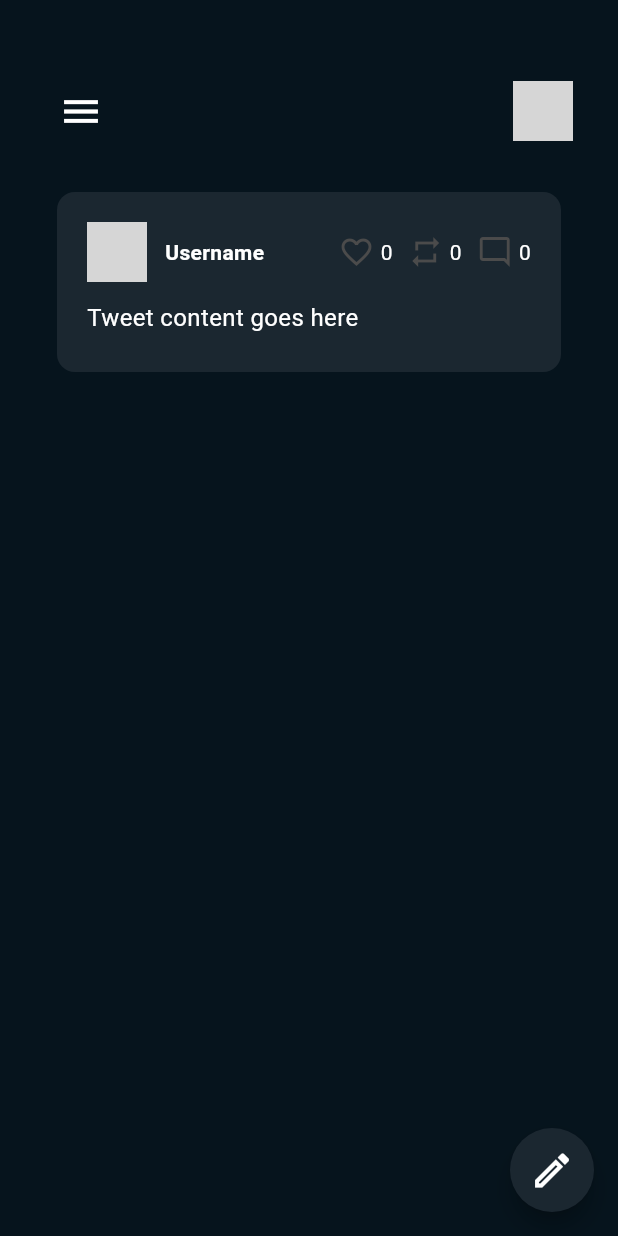
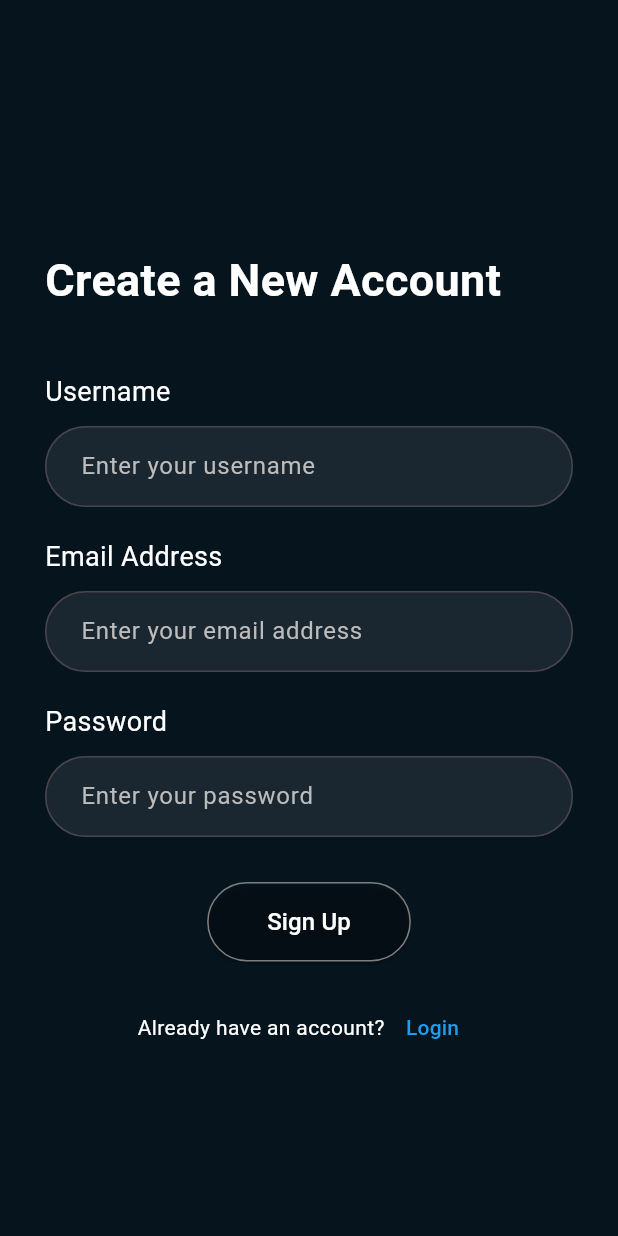
Before and after one commit to Antara-Paul04/Twitter-Clone, a Flutter app: the screen it shows after launch, on a phone screen of 412 x 824 dp. Run offline on Flutter 3.47's test engine with Material 3 defaults, Android fonts, the phone set to English and light mode, and no system bars; grey boxes are pictures that could not be loaded.

Commit message:
Login and signup page ui

```diff
--- a/twitter_clone/lib/main.dart
+++ b/twitter_clone/lib/main.dart
@@ -1,6 +1,8 @@
 import 'package:flutter/material.dart';
 import 'package:twitter_clone/pages/homepage.dart';
 import 'package:twitter_clone/pages/profilepage.dart';
+import 'package:twitter_clone/pages/loginpage.dart';
+import 'package:twitter_clone/pages/signuppage.dart';
 
 void main() {
   runApp(MyApp());
@@ -11,7 +13,7 @@ class MyApp extends StatelessWidget {
   Widget build(BuildContext context) {
     return MaterialApp(
       routes: {
-        '/': (context) => Homepage(),
+        '/': (context) => Signup(),
       },
     );
   }
--- /dev/null
+++ b/twitter_clone/lib/pages/signuppage.dart
@@ -0,0 +1,106 @@
+import 'package:flutter/material.dart';
+
+class Signup extends StatelessWidget {
+  @override
+  Widget build(BuildContext context) {
+    return Scaffold(
+      backgroundColor: Color(0xFF06141D),
+      appBar: AppBar(
+        backgroundColor: Colors.transparent,
+        toolbarHeight: 50,
+      ),
+      body: Padding(
+        padding: const EdgeInsets.all(30.0),
+        child: Column(
+          crossAxisAlignment: CrossAxisAlignment.start,
+          mainAxisAlignment: MainAxisAlignment.center,
+          children: [
+            Text(
+              'Create a New Account',
+              style: TextStyle(fontWeight: FontWeight.bold, color: Colors.white, fontSize: 30),
+            ),
+            SizedBox(height: 40),
+            Text('Username', style: TextStyle(color: Colors.white, fontSize: 18)),
+            SizedBox(height: 10),
+            TextField(
+              decoration: InputDecoration(
+                hintText: 'Enter your username',
+                hintStyle: TextStyle(color: const Color.fromARGB(255, 188, 188, 188)),
+                filled: true,
+                fillColor: Color(0xFF1B2730),
+                border: OutlineInputBorder(
+                  borderRadius: BorderRadius.circular(30.0),
+                ),
+                contentPadding: EdgeInsets.symmetric(vertical: 15.0, horizontal: 20.0),
+              ),
+            ),
+            SizedBox(height: 20),
+            Text('Email Address', style: TextStyle(color: Colors.white, fontSize: 18)),
+            SizedBox(height: 10),
+            TextField(
+              decoration: InputDecoration(
+                hintText: 'Enter your email address',
+                hintStyle: TextStyle(color: const Color.fromARGB(255, 188, 188, 188)),
+                filled: true,
+                fillColor: Color(0xFF1B2730),
+                border: OutlineInputBorder(
+                  borderRadius: BorderRadius.circular(30.0),
+                ),
+                contentPadding: EdgeInsets.symmetric(vertical: 15.0, horizontal: 20.0),
+              ),
+            ),
+            SizedBox(height: 20),
+            Text('Password', style: TextStyle(color: Colors.white, fontSize: 18)),
+            SizedBox(height: 10),
+            TextField(
+              obscureText: true,
+              decoration: InputDecoration(
+                hintText: 'Enter your password',
+                hintStyle: TextStyle(color: const Color.fromARGB(255, 188, 188, 188)),
+                filled: true,
+                fillColor: Color(0xFF1B2730),
+                border: OutlineInputBorder(
+                  borderRadius: BorderRadius.circular(30.0),
+                ),
+                contentPadding: EdgeInsets.symmetric(vertical: 15.0, horizontal: 20.0),
+              ),
+            ),
+            SizedBox(height: 30),
+            Align(
+              alignment: Alignment.center,
+              child: ElevatedButton(
+                onPressed: () {
+                  // Add functionality here for signup process
+                },
+                child: Text('Sign Up', style: TextStyle(fontSize: 16, color: Colors.white)),
+                style: ElevatedButton.styleFrom(
+                  backgroundColor: Colors.transparent,
+                  side: BorderSide(color: const Color.fromARGB(255, 126, 126, 126)),
+                  shape: RoundedRectangleBorder(borderRadius: BorderRadius.circular(30.0)),
+                  padding: EdgeInsets.symmetric(vertical: 15.0, horizontal: 40.0),
+                ),
+              ),
+            ),
+            SizedBox(height: 20),
+            Center(
+              child: Row(
+                mainAxisAlignment: MainAxisAlignment.center,
+                children: [
+                  Text('Already have an account?', style: TextStyle(color: Colors.white)),
+                  TextButton(
+                    onPressed: () {
+                    },
+                    child: Text(
+                      'Login',
+                      style: TextStyle(color: Color(0xFF1D9FF0)),
+                    ),
+                  )
+                ],
+              ),
+            )
+          ],
+        ),
+      ),
+    );
+  }
+}
```
Also changed, not shown: twitter_clone/lib/pages/homepage.dart (+7 -3 lines), twitter_clone/lib/pages/loginpage.dart (added, +86 -0 lines), twitter_clone/lib/widgets/navdrawer.dart (added, +10 -0 lines).
